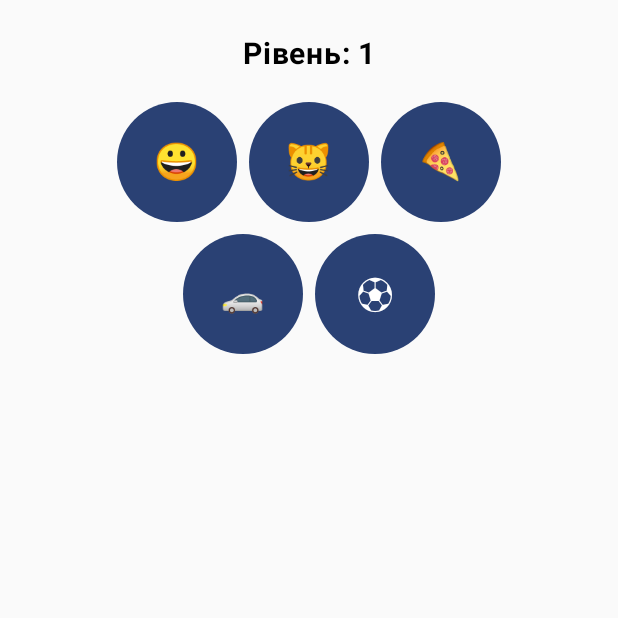
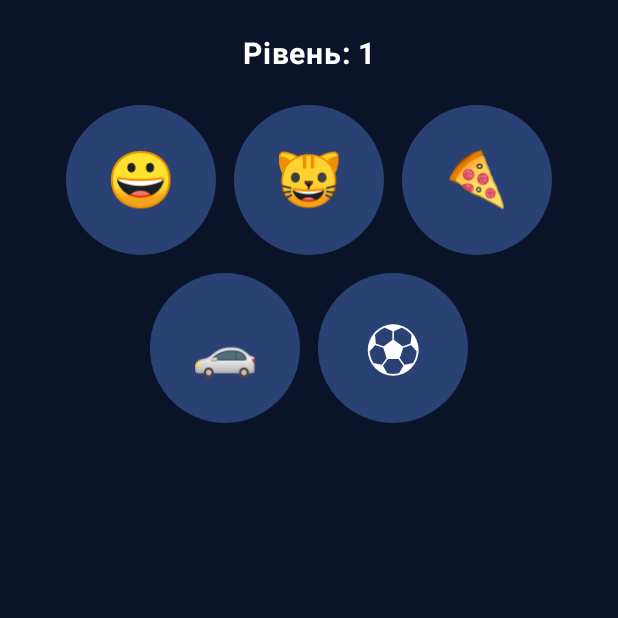
Before and after one commit to litvinnik1/FunnyCombination, an Android app built with Jetpack Compose: the screen it shows after launch (MainActivity), after a tap on "🎯 Грати", on a phone screen of 412 x 824 dp, the top half of it. Run offline under Robolectric (Android 15) with nearby library versions, the phone set to English and light mode, and no system bars; our stand-ins replace Dagger/Hilt's generated code.

Commit message:
eighth commit, fully working version

```diff
--- a/app/src/main/java/com/example/funnycombination/presentation/MainActivity.kt
+++ b/app/src/main/java/com/example/funnycombination/presentation/MainActivity.kt
@@ -49,9 +49,13 @@ class MainActivity : ComponentActivity() {
         setContent {
             FunnyCombinationTheme {
                 val navController = rememberNavController()
+                Scaffold(
+                    containerColor = androidx.compose.ui.graphics.Color(0xFF0A1428)
+                ) { paddingValues ->
                     NavHost(
                         navController = navController,
-                    startDestination = "splash"
+                        startDestination = "splash",
+                        modifier = Modifier.padding(paddingValues)
                     ) {
                         composable("splash") {
                             SplashScreen(onTimeout = {
@@ -212,3 +216,4 @@ class MainActivity : ComponentActivity() {
             }
         }
     }
+}
--- a/app/src/main/java/com/example/funnycombination/presentation/screens/GameScreen.kt
+++ b/app/src/main/java/com/example/funnycombination/presentation/screens/GameScreen.kt
@@ -3,12 +3,14 @@ package com.example.funnycombination.presentation.screens
 import androidx.compose.foundation.layout.*
 import androidx.compose.material3.Button
 import androidx.compose.material3.Text
+import androidx.compose.material3.MaterialTheme
 import androidx.compose.runtime.Composable
 import androidx.compose.ui.Alignment
 import androidx.compose.ui.Modifier
 import androidx.compose.ui.text.font.FontWeight
 import androidx.compose.ui.unit.dp
 import androidx.compose.ui.unit.sp
+import androidx.compose.ui.graphics.Color
 
 @Composable
 fun GameScreen(
@@ -28,6 +30,7 @@ fun GameScreen(
             text = "Рівень: $level",
             fontSize = 20.sp,
             fontWeight = FontWeight.Bold,
+            color = Color.White,
             modifier = Modifier.padding(bottom = 16.dp)
         )
 
@@ -35,7 +38,8 @@ fun GameScreen(
         if (demoEmoji != null) {
             Text(
                 text = demoEmoji,
-                fontSize = 48.sp,
+                fontSize = 72.sp,
+                color = Color.White,
                 modifier = Modifier.padding(vertical = 32.dp)
             )
         }
@@ -44,12 +48,14 @@ fun GameScreen(
         if (userInput.isNotEmpty()) {
             Text(
                 text = "Ваші відповіді:",
-                fontSize = 16.sp,
+                fontSize = 18.sp,
+                color = Color.White,
                 modifier = Modifier.padding(bottom = 8.dp)
             )
             Text(
                 text = userInput.joinToString(" "),
-                fontSize = 24.sp,
+                fontSize = 32.sp,
+                color = Color.White,
                 modifier = Modifier.padding(bottom = 24.dp)
             )
         }
@@ -60,18 +66,19 @@ fun GameScreen(
         ) {
             emojis.chunked(3).forEach { row ->
                 Row(
-                    horizontalArrangement = Arrangement.spacedBy(8.dp),
-                    modifier = Modifier.padding(vertical = 4.dp)
+                    horizontalArrangement = Arrangement.spacedBy(12.dp),
+                    modifier = Modifier.padding(vertical = 6.dp)
                 ) {
                     row.forEach { emoji ->
                         Button(
                             onClick = { onEmojiClick(emoji) },
                             enabled = isInputEnabled,
-                            modifier = Modifier.size(80.dp)
+                            modifier = Modifier.size(100.dp)
                         ) {
                             Text(
                                 text = emoji,
-                                fontSize = 24.sp
+                                fontSize = 36.sp,
+                                color = Color.White
                             )
                         }
                     }
--- a/app/src/main/java/com/example/funnycombination/presentation/screens/MainMenuScreen.kt
+++ b/app/src/main/java/com/example/funnycombination/presentation/screens/MainMenuScreen.kt
@@ -3,19 +3,22 @@ package com.example.funnycombination.presentation.screens
 import androidx.compose.foundation.layout.*
 import androidx.compose.material3.Button
 import androidx.compose.material3.Text
+import androidx.compose.material3.MaterialTheme
+import androidx.compose.material3.TopAppBar
 import androidx.compose.runtime.Composable
 import androidx.compose.ui.Alignment
 import androidx.compose.ui.Modifier
 import androidx.compose.ui.text.font.FontWeight
 import androidx.compose.ui.unit.dp
 import androidx.compose.ui.unit.sp
+import androidx.compose.ui.graphics.Color
 
 @Composable
 fun MainMenuScreen(
     onPlay: () -> Unit,
     onHighScore: () -> Unit,
     onPrivacyPolicy: () -> Unit,
-    onExit: () -> Unit
+    onExit: () -> Unit,
 ) {
     Column(
         modifier = Modifier.fillMaxSize().padding(24.dp),
@@ -26,6 +29,7 @@ fun MainMenuScreen(
             text = "🎮 Funny Combination",
             fontSize = 28.sp,
             fontWeight = FontWeight.Bold,
+            color = Color.White,
             modifier = Modifier.padding(bottom = 32.dp)
         )
 
@@ -33,28 +37,28 @@ fun MainMenuScreen(
             onClick = onPlay,
             modifier = Modifier.fillMaxWidth().padding(vertical = 8.dp)
         ) {
-            Text("🎯 Грати")
+            Text("🎯 Грати", color = Color.White)
         }
 
         Button(
             onClick = onHighScore,
             modifier = Modifier.fillMaxWidth().padding(vertical = 8.dp)
         ) {
-            Text("🏆 High Score")
+            Text("🏆 High Score", color = Color.White)
         }
 
         Button(
             onClick = onPrivacyPolicy,
             modifier = Modifier.fillMaxWidth().padding(vertical = 8.dp)
         ) {
-            Text("📋 Політика конфіденційності")
+            Text("📋 Політика конфіденційності", color = Color.White)
         }
 
         Button(
             onClick = onExit,
             modifier = Modifier.fillMaxWidth().padding(vertical = 8.dp)
         ) {
-            Text("🚪 Вихід")
+            Text("🚪 Вихід", color = Color.White)
         }
     }
 }
--- a/app/src/main/java/com/example/funnycombination/presentation/screens/PrivacyPolicyScreen.kt
+++ b/app/src/main/java/com/example/funnycombination/presentation/screens/PrivacyPolicyScreen.kt
@@ -3,12 +3,14 @@ package com.example.funnycombination.presentation.screens
 import androidx.compose.foundation.layout.*
 import androidx.compose.material3.Button
 import androidx.compose.material3.Text
+import androidx.compose.material3.MaterialTheme
 import androidx.compose.runtime.Composable
 import androidx.compose.ui.Alignment
 import androidx.compose.ui.Modifier
 import androidx.compose.ui.text.font.FontWeight
 import androidx.compose.ui.unit.dp
 import androidx.compose.ui.unit.sp
+import androidx.compose.ui.graphics.Color
 
 @Composable
 fun PrivacyPolicyScreen(onBack: () -> Unit) {
@@ -20,18 +22,20 @@ fun PrivacyPolicyScreen(onBack: () -> Unit) {
             text = "📋 Політика конфіденційності",
             fontSize = 24.sp,
             fontWeight = FontWeight.Bold,
+            color = Color.White,
             modifier = Modifier.padding(bottom = 16.dp)
         )
 
         Text(
             text = "Цей додаток не збирає персональні дані користувачів. Всі дані зберігаються локально на пристрої.",
+            color = Color.White,
             modifier = Modifier.padding(bottom = 16.dp)
         )
 
         Spacer(modifier = Modifier.weight(1f))
 
         Button(onClick = onBack) {
-            Text("Назад")
+            Text("Назад", color = Color.White)
         }
     }
 }
--- a/app/src/main/java/com/example/funnycombination/presentation/screens/SplashScreen.kt
+++ b/app/src/main/java/com/example/funnycombination/presentation/screens/SplashScreen.kt
@@ -2,11 +2,13 @@ package com.example.funnycombination.presentation.screens
 
 import androidx.compose.foundation.layout.*
 import androidx.compose.material3.Text
+import androidx.compose.material3.MaterialTheme
 import androidx.compose.runtime.*
 import androidx.compose.ui.Alignment
 import androidx.compose.ui.Modifier
 import androidx.compose.ui.unit.dp
 import androidx.compose.ui.unit.sp
+import androidx.compose.ui.graphics.Color
 import kotlinx.coroutines.delay
 
 @Composable
@@ -25,12 +27,14 @@ fun SplashScreen(onTimeout: () -> Unit) {
         ) {
             Text(
                 text = "🎮",
-                fontSize = 64.sp
+                fontSize = 64.sp,
+                color = Color.White
             )
             Spacer(modifier = Modifier.height(16.dp))
             Text(
                 text = "Funny Combination",
-                fontSize = 24.sp
+                fontSize = 24.sp,
+                color = Color.White
             )
         }
     }
--- a/app/src/main/java/com/example/funnycombination/presentation/theme/Color.kt
+++ b/app/src/main/java/com/example/funnycombination/presentation/theme/Color.kt
@@ -9,3 +9,9 @@ val Pink80 = Color(0xFFEFB8C8)
 val Purple40 = Color(0xFF6650a4)
 val PurpleGrey40 = Color(0xFF625b71)
 val Pink40 = Color(0xFF7D5260)
+
+// Темно-синя тема
+val DarkBlue = Color(0xFF0A1428) // Темно-синій фон
+val DarkBlueSurface = Color(0xFF1A2332) // Темно-синій surface
+val WhiteText = Color(0xFFFFFFFF) // Білий текст
+val LightBlue = Color(0xFF4A90E2) // Світло-синій для акцентів
--- a/app/src/main/java/com/example/funnycombination/presentation/theme/Theme.kt
+++ b/app/src/main/java/com/example/funnycombination/presentation/theme/Theme.kt
@@ -16,25 +16,29 @@ import androidx.compose.ui.platform.LocalView
 import androidx.core.view.WindowCompat
 
 private val DarkColorScheme = darkColorScheme(
-    primary = Purple80,
-    secondary = PurpleGrey80,
-    tertiary = Pink80
+    primary = LightBlue,
+    secondary = LightBlue,
+    tertiary = LightBlue,
+    background = DarkBlue,
+    surface = DarkBlueSurface,
+    onPrimary = WhiteText,
+    onSecondary = WhiteText,
+    onTertiary = WhiteText,
+    onBackground = WhiteText,
+    onSurface = WhiteText
 )
 
 private val LightColorScheme = lightColorScheme(
-    primary = Purple40,
-    secondary = PurpleGrey40,
-    tertiary = Pink40
-
-    /* Other default colors to override
-    background = Color(0xFFFFFBFE),
-    surface = Color(0xFFFFFBFE),
-    onPrimary = Color.White,
-    onSecondary = Color.White,
-    onTertiary = Color.White,
-    onBackground = Color(0xFF1C1B1F),
-    onSurface = Color(0xFF1C1B1F),
-    */
+    primary = LightBlue,
+    secondary = LightBlue,
+    tertiary = LightBlue,
+    background = DarkBlue,
+    surface = DarkBlueSurface,
+    onPrimary = WhiteText,
+    onSecondary = WhiteText,
+    onTertiary = WhiteText,
+    onBackground = WhiteText,
+    onSurface = WhiteText
 )
 
 @Composable
```
Also changed, not shown: app/src/main/java/com/example/funnycombination/presentation/screens/HighScoreScreen.kt (+14 -12 lines). Lines whose indentation alone changed are shown as unchanged.
